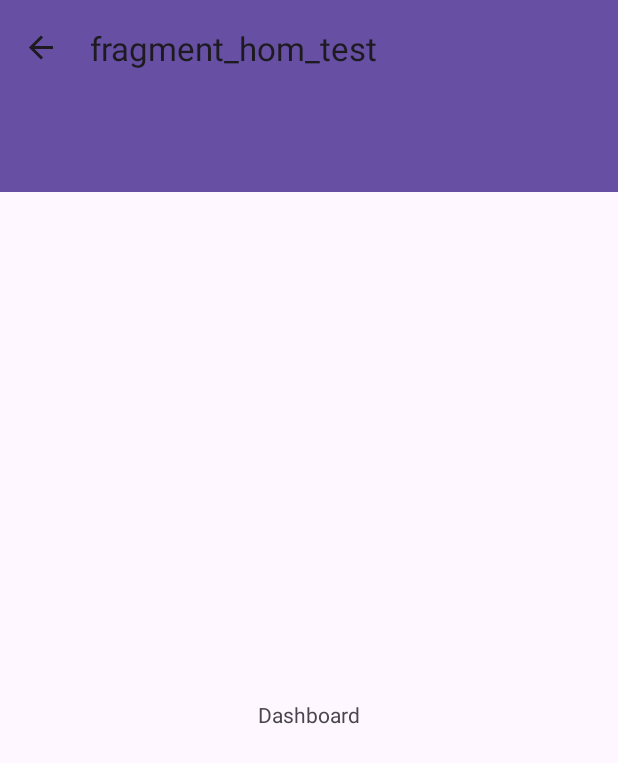
After one commit to Dhananjaypathak27/DFakeStore, an Android app: the HomeLoggedInFragment screen opened through its navigation route, on a phone screen of 412 x 824 dp. The commit adds this screen. Shown: the top 763 px of the screen. Run offline under Robolectric (Android 15) with nearby library versions, the phone set to English and light mode, and no system bars; our stand-ins replace data binding, navigation-ui; 1 statement that could not run was skipped.

Commit message:
working on implementing logic to add DashboardScreenFragment to show hambuger for drawer

```diff
--- a/app/src/main/java/com/inxparticle/dfakestore/MainActivity.kt
+++ b/app/src/main/java/com/inxparticle/dfakestore/MainActivity.kt
@@ -4,11 +4,10 @@
 import android.os.Bundle
 import android.view.View
 import androidx.activity.viewModels
-import androidx.appcompat.app.ActionBarDrawerToggle
 import androidx.core.view.GravityCompat
 import androidx.databinding.DataBindingUtil
 import androidx.navigation.Navigation
-import androidx.navigation.findNavController
+import androidx.navigation.fragment.NavHostFragment
 import androidx.navigation.ui.NavigationUI
 import androidx.navigation.ui.setupWithNavController
 import com.google.android.material.bottomnavigation.BottomNavigationView
@@ -17,6 +16,7 @@
 class MainActivity : AppCompatActivity() {
     private lateinit var binding: ActivityMainBinding
     private val viewModel: MainActivityViewModel by viewModels()
+    private var isUserloggedIn = false
 
     private val navController by lazy{
         Navigation.findNavController(this,R.id.navHostFragment)
@@ -32,6 +32,20 @@
         // Hook your navigation controller to bottom navigation view
         navView.setupWithNavController(navController)
 
+        val navHostFragment = supportFragmentManager.findFragmentById(R.id.navHostFragment) as NavHostFragment
+        val inflater = navHostFragment.navController.navInflater
+        val graph = inflater.inflate(R.navigation.auth_graph)
+
+        if (isUserloggedIn){
+            graph.startDestination = R.id.homeLoggedInFragment
+        }else {
+            graph.startDestination = R.id.splashScreenFragment
+
+        }
+
+        val navController = navHostFragment.navController
+        navController.setGraph(graph, intent.extras)
+
         setupDrawerLayout()
         showHideNavigationDrawerAndBottomNavigationBar()
     }
@@ -41,18 +55,23 @@
             controller,destination,argument->
                 when (destination.id) {
                     R.id.splashScreenFragment -> {
-                        binding.bottomNavView.visibility = View.GONE
-                        binding.myToolbar.visibility = View.GONE
+                        binding.bottomNavView.visibility = View.VISIBLE
+                        binding.myToolbar.visibility = View.VISIBLE
                     }
                     R.id.cartScreenFragment -> {
                         binding.bottomNavView.visibility = View.GONE
                     }
                     R.id.dashboardScreenFragment -> {
+                        binding.myToolbar.visibility = View.VISIBLE
                         binding.bottomNavView.visibility = View.VISIBLE
                     }
                     R.id.loginScreenFragment ->{
+                        binding.bottomNavView.visibility = View.VISIBLE
+                        binding.myToolbar.visibility = View.VISIBLE
+                    }
+                    R.id.homeLoggedInFragment ->{
                         binding.bottomNavView.visibility = View.GONE
-                        binding.myToolbar.visibility = View.GONE
+                        binding.myToolbar.visibility = View.VISIBLE
                     }
                 }
         }
--- /dev/null
+++ b/app/src/main/java/com/inxparticle/dfakestore/view/homeLoggedIn/HomeLoggedInFragment.kt
@@ -0,0 +1,43 @@
+package com.inxparticle.dfakestore.view.homeLoggedIn
+
+import android.os.Bundle
+import androidx.fragment.app.Fragment
+import android.view.LayoutInflater
+import android.view.View
+import android.view.ViewGroup
+import androidx.fragment.app.viewModels
+import androidx.navigation.Navigation
+import androidx.navigation.fragment.findNavController
+import androidx.navigation.ui.NavigationUI
+import androidx.navigation.ui.setupWithNavController
+import com.inxparticle.dfakestore.R
+import com.inxparticle.dfakestore.databinding.FragmentHomeLoggedInBinding
+import com.inxparticle.dfakestore.databinding.FragmentLoginScreenBinding
+import com.inxparticle.dfakestore.view.loginScreen.LoginScreenViewModel
+
+class HomeLoggedInFragment : Fragment() {
+
+    private lateinit var binding:FragmentHomeLoggedInBinding
+    private val viewModel by viewModels<HomeLoggedInViewModel>()
+
+    private val navController by lazy{
+        Navigation.findNavController(requireActivity(),R.id.fragment_home_test)
+    }
+    override fun onCreateView(
+        inflater: LayoutInflater, container: ViewGroup?,
+        savedInstanceState: Bundle?
+    ): View? {
+        // Inflate the layout for this fragment
+        binding =  FragmentHomeLoggedInBinding.inflate(inflater)
+        return binding.root
+    }
+
+    override fun onViewCreated(view: View, savedInstanceState: Bundle?) {
+        super.onViewCreated(view, savedInstanceState)
+
+        findNavController()
+        binding.navViewHome.setupWithNavController(navController)
+    }
+
+
+}
--- /dev/null
+++ b/app/src/main/java/com/inxparticle/dfakestore/view/homeLoggedIn/HomeLoggedInViewModel.kt
@@ -0,0 +1,6 @@
+package com.inxparticle.dfakestore.view.homeLoggedIn
+
+import androidx.lifecycle.ViewModel
+
+class HomeLoggedInViewModel : ViewModel() {
+}
--- a/app/src/main/res/layout/activity_main.xml
+++ b/app/src/main/res/layout/activity_main.xml
@@ -18,7 +18,7 @@
             android:layout_width="match_parent"
             android:layout_height="match_parent">
 
-            <com.google.android.material.appbar.MaterialToolbar
+            <androidx.appcompat.widget.Toolbar
                 android:id="@+id/my_toolbar"
                 android:layout_width="match_parent"
                 android:layout_height="?attr/actionBarSize"
@@ -43,7 +43,7 @@
                 app:layout_constraintStart_toStartOf="parent"
 
                 app:layout_constraintTop_toBottomOf="@+id/my_toolbar"
-                app:navGraph="@navigation/nav_graph" />
+                 />
 
 
             <com.google.android.material.bottomnavigation.BottomNavigationView
--- a/app/src/main/res/layout/fragment_dashboard_screen.xml
+++ b/app/src/main/res/layout/fragment_dashboard_screen.xml
@@ -1,5 +1,6 @@
 <?xml version="1.0" encoding="utf-8"?>
-<FrameLayout xmlns:android="http://schemas.android.com/apk/res/android"
+<androidx.constraintlayout.widget.ConstraintLayout xmlns:android="http://schemas.android.com/apk/res/android"
+    xmlns:app="http://schemas.android.com/apk/res-auto"
     xmlns:tools="http://schemas.android.com/tools"
     android:layout_width="match_parent"
     android:layout_height="match_parent"
@@ -7,8 +8,14 @@
 
     <!-- TODO: Update blank fragment layout -->
     <TextView
-        android:layout_width="match_parent"
-        android:layout_height="match_parent"
-        android:text="Dashboard" />
+        android:layout_width="wrap_content"
+        android:layout_height="wrap_content"
+        android:text="Dashboard"
+        app:layout_constraintBottom_toBottomOf="parent"
+        app:layout_constraintEnd_toEndOf="parent"
+        app:layout_constraintHorizontal_bias="0.5"
+        app:layout_constraintStart_toStartOf="parent"
+        app:layout_constraintTop_toTopOf="parent"
+        app:layout_constraintVertical_bias="0.5" />
 
-</FrameLayout>
+</androidx.constraintlayout.widget.ConstraintLayout>
--- /dev/null
+++ b/app/src/main/res/layout/fragment_home_logged_in.xml
@@ -0,0 +1,56 @@
+<?xml version="1.0" encoding="utf-8"?>
+<layout xmlns:android="http://schemas.android.com/apk/res/android"
+    xmlns:tools="http://schemas.android.com/tools"
+    xmlns:app="http://schemas.android.com/apk/res-auto">
+  <data>
+    <variable
+        name="viewModel"
+        type="com.inxparticle.dfakestore.view.homeLoggedIn.HomeLoggedInViewModel" />
+  </data>
+  <androidx.drawerlayout.widget.DrawerLayout
+      android:id="@+id/drawer_layout_home"
+      android:layout_width="match_parent"
+     android:layout_height="match_parent"
+      tools:context=".view.homeLoggedIn.HomeLoggedInFragment">
+    <androidx.constraintlayout.widget.ConstraintLayout
+        android:layout_width="match_parent"
+        android:layout_height="match_parent"
+        >
+
+      <androidx.appcompat.widget.Toolbar
+          android:id="@+id/my_toolbar"
+          android:layout_width="match_parent"
+          android:layout_height="?attr/actionBarSize"
+          android:background="?attr/colorPrimary"
+          android:elevation="4dp"
+          android:theme="@style/ThemeOverlay.AppCompat.ActionBar"
+          app:layout_constraintEnd_toEndOf="parent"
+          app:layout_constraintHorizontal_bias="0.5"
+          app:layout_constraintStart_toStartOf="parent"
+          app:layout_constraintTop_toTopOf="parent"
+          app:popupTheme="@style/ThemeOverlay.AppCompat.Light" />
+
+      <androidx.fragment.app.FragmentContainerView
+          android:name="androidx.navigation.fragment.NavHostFragment"
+          android:id="@+id/fragment_home_test"
+          android:layout_width="match_parent"
+          android:layout_height="0dp"
+          app:layout_constraintBottom_toBottomOf="parent"
+          app:layout_constraintTop_toBottomOf="@+id/my_toolbar"
+          app:navGraph="@navigation/logged_in_graph" />
+
+    </androidx.constraintlayout.widget.ConstraintLayout>
+
+
+    <!-- Container for contents of drawer - use NavigationView to make configuration easier -->
+    <com.google.android.material.navigation.NavigationView
+        android:id="@+id/nav_view_home"
+        android:layout_width="wrap_content"
+        android:layout_height="match_parent"
+        android:layout_gravity="start"
+        app:menu="@menu/drawer_menu"
+        app:headerLayout="@layout/header_layout"
+        android:fitsSystemWindows="true" />
+  </androidx.drawerlayout.widget.DrawerLayout>
+
+</layout>
--- /dev/null
+++ b/app/src/main/res/navigation/auth_graph.xml
@@ -0,0 +1,39 @@
+<?xml version="1.0" encoding="utf-8"?>
+<navigation xmlns:android="http://schemas.android.com/apk/res/android"
+    xmlns:app="http://schemas.android.com/apk/res-auto"
+    xmlns:tools="http://schemas.android.com/tools"
+    android:id="@+id/nav_graph"
+    app:startDestination="@id/splashScreenFragment">
+
+    <fragment
+        android:id="@+id/splashScreenFragment"
+        android:name="com.inxparticle.dfakestore.view.splashScreen.SplashScreenFragment"
+        android:label="@string/splash_screen"
+        tools:layout="@layout/fragment_splash_screen" >
+        <action
+            android:id="@+id/action_splashScreenFragment_to_loginScreenFragment"
+            app:popUpToInclusive="true"
+            app:popUpTo="@id/splashScreenFragment"
+            app:destination="@id/loginScreenFragment" />
+<!--        <action-->
+<!--            android:id="@+id/action_splashScreenFragment_to_dashboardScreenFragment"-->
+<!--            app:popUpToInclusive="true"-->
+<!--            app:popUpTo="@id/splashScreenFragment"-->
+<!--            app:destination="@id/dashboardScreenFragment" />-->
+    </fragment>
+    <fragment
+        android:id="@+id/loginScreenFragment"
+        android:name="com.inxparticle.dfakestore.view.loginScreen.LoginScreenFragment"
+        android:label="@string/login"
+        tools:layout="@layout/fragment_login_screen" >
+        <action
+            android:id="@+id/action_loginScreenFragment_to_homTestFragment"
+            app:destination="@id/homeLoggedInFragment" />
+
+    </fragment>
+    <fragment
+        android:id="@+id/homeLoggedInFragment"
+        android:name="com.inxparticle.dfakestore.view.homeLoggedIn.HomeLoggedInFragment"
+        android:label="fragment_hom_test"
+        tools:layout="@layout/fragment_home_logged_in" />
+</navigation>
--- /dev/null
+++ b/app/src/main/res/navigation/logged_in_graph.xml
@@ -0,0 +1,24 @@
+<?xml version="1.0" encoding="utf-8"?>
+<navigation xmlns:android="http://schemas.android.com/apk/res/android"
+    xmlns:app="http://schemas.android.com/apk/res-auto"
+    xmlns:tools="http://schemas.android.com/tools"
+    android:id="@+id/logged_in_graph"
+    app:startDestination="@id/dashboardScreenFragment">
+        <fragment
+            android:id="@+id/dashboardScreenFragment"
+            android:name="com.inxparticle.dfakestore.view.dashboardScreen.DashboardScreenFragment"
+            android:label="Dashboard"
+            tools:layout="@layout/fragment_dashboard_screen" />
+
+        <fragment
+            android:id="@+id/profileScreenFragment"
+            android:name="com.inxparticle.dfakestore.view.profileScreen.ProfileScreenFragment"
+            android:label="@string/Profile"
+            tools:layout="@layout/fragment_profile_screen" />
+        <fragment
+            android:id="@+id/cartScreenFragment"
+            android:name="com.inxparticle.dfakestore.view.cartScreen.CartScreenFragment"
+            android:label="@string/myCart"
+            tools:layout="@layout/fragment_cart_screen" />
+
+</navigation>
```
Also changed, not shown: app/src/main/java/com/inxparticle/dfakestore/view/dashboardScreen/DashboardScreenFragment.kt (+1 -37 lines), app/src/main/java/com/inxparticle/dfakestore/view/loginScreen/LoginScreenFragment.kt (+35 -39 lines), app/src/main/java/com/inxparticle/dfakestore/view/loginScreen/LoginScreenViewModel.kt (added, +21 -0 lines), app/src/main/res/layout/fragment_login_screen.xml (+32 -7 lines), app/src/main/res/navigation/nav_graph.xml (deleted, +0 -44 lines).
